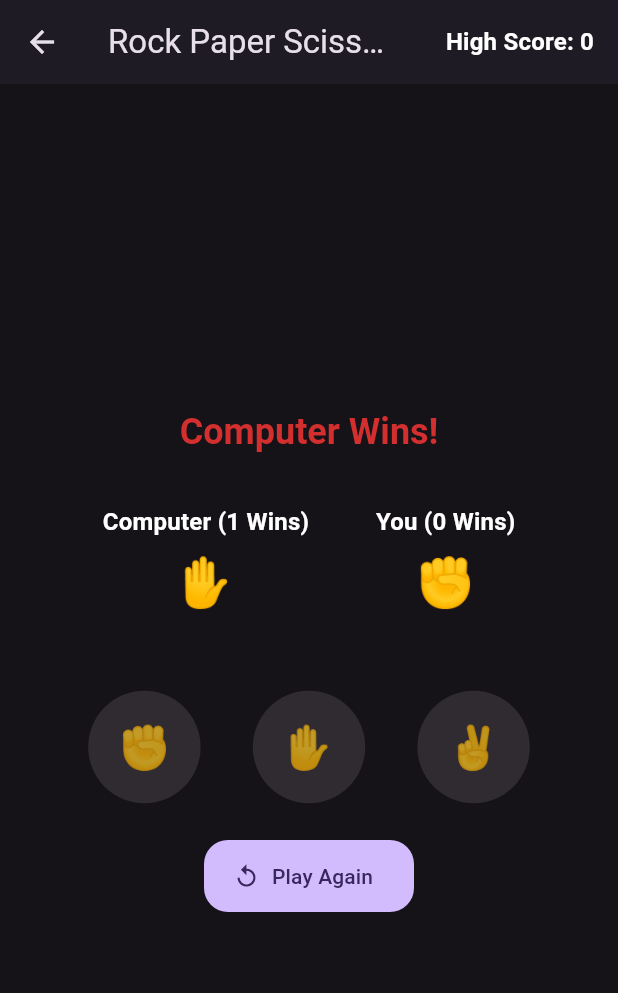
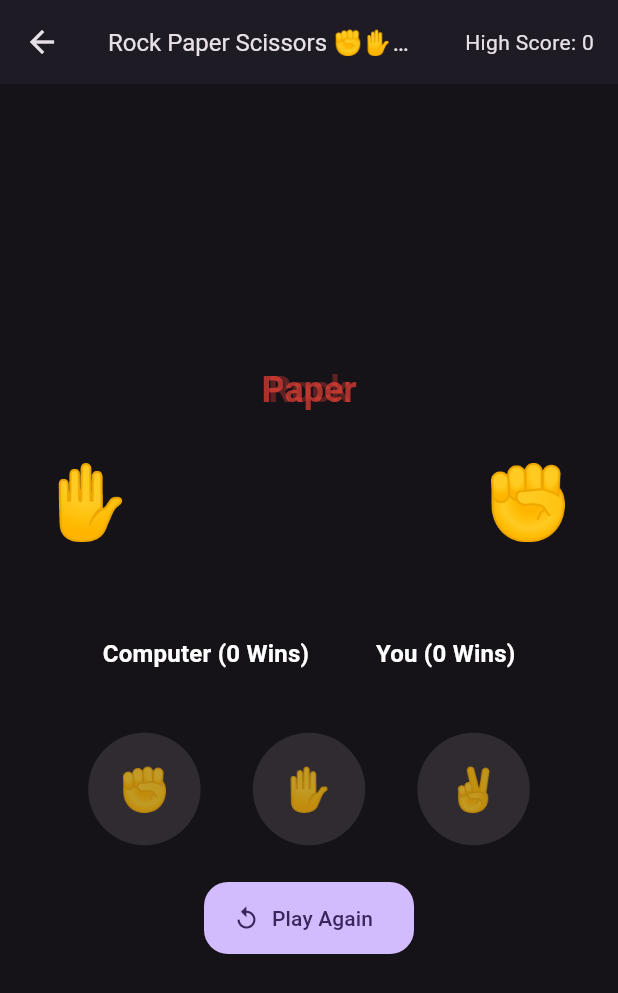
Before and after one commit to Anikshakya/Mini-Games, a Flutter app: the RockPaperScissorsScreen screen opened directly, after a tap on an icon or button, on a phone screen of 412 x 824 dp. Shown: the top 993 px of the screen. Run offline on Flutter 3.47's test engine with Material 3 defaults, Android fonts, the light colour scheme and no system bars; our stand-ins replace confetti, get, get_storage, google_fonts, shared_preferences; accounts and stored records are empty.

Commit message:
Managed - Rock Paper Sissiorsa result and animation

```diff
--- a/lib/src/view/games/rock_paper_scissors.dart
+++ b/lib/src/view/games/rock_paper_scissors.dart
@@ -1,3 +1,4 @@
+import 'dart:async';
 import 'dart:math';
 import 'package:flutter/material.dart';
 import 'package:shared_preferences/shared_preferences.dart';
@@ -9,19 +10,62 @@ class RockPaperScissorsScreen extends StatefulWidget {
   State<RockPaperScissorsScreen> createState() => _RockPaperScissorsScreenState();
 }
 
-class _RockPaperScissorsScreenState extends State<RockPaperScissorsScreen> {
+class _RockPaperScissorsScreenState extends State<RockPaperScissorsScreen>
+    with SingleTickerProviderStateMixin {
   String playerChoice = '';
   String computerChoice = '';
   String result = '';
+  String readyMessage = '';
   final List<String> options = ['✊', '✋', '✌️'];
   int playerWins = 0;
   int computerWins = 0;
   int highScore = 0;
 
+  late AnimationController _controller;
+  late Animation<double> _animation;
+
+  bool showResult = false;
+  Timer? _readyTimer;
+
   @override
   void initState() {
     super.initState();
     _loadHighScore();
+
+    _controller = AnimationController(
+      vsync: this,
+      duration: const Duration(milliseconds: 600),
+    );
+
+    _animation = Tween<double>(begin: 0, end: 1).animate(
+      CurvedAnimation(parent: _controller, curve: Curves.easeInOutBack),
+    );
+
+    _controller.addStatusListener((status) {
+      if (status == AnimationStatus.completed) {
+        Future.delayed(const Duration(milliseconds: 300), () {
+          setState(() {
+            showResult = true;
+          });
+          if (result.contains('You Win')) {
+            playerWins++;
+            if (playerWins > highScore) {
+              highScore = playerWins;
+              _saveHighScore();
+            }
+          } else if (result.contains('Computer Wins')) {
+            computerWins++;
+          }
+        });
+      }
+    });
+  }
+
+  @override
+  void dispose() {
+    _controller.dispose();
+    _readyTimer?.cancel();
+    super.dispose();
   }
 
   Future<void> _loadHighScore() async {
@@ -39,39 +83,54 @@ class _RockPaperScissorsScreenState extends State<RockPaperScissorsScreen> {
   void playGame(String choice) {
     if (playerChoice.isNotEmpty) return;
 
+    _readyTimer?.cancel();
+
+    final computer = options[Random().nextInt(options.length)];
     setState(() {
       playerChoice = choice;
-      computerChoice = options[Random().nextInt(options.length)];
-      result = determineWinner(playerChoice, computerChoice);
+      computerChoice = computer;
+      result = determineWinner(choice, computer);
+      showResult = false;
+      readyMessage = '';
+    });
 
-      if (result == 'You Win! 🎉🎊') {
-        playerWins++;
-        if (playerWins > highScore) {
-          highScore = playerWins;
-          _saveHighScore();
-        }
-      } else if (result == 'Computer Wins!') {
-        computerWins++;
+    List<String> readyWords = ["Rock", "Paper", "Sissors", "Shoot!!"];
+    int index = 0;
+    _readyTimer = Timer.periodic(const Duration(milliseconds: 500), (timer) {
+      if (index < readyWords.length) {
+        setState(() {
+          readyMessage = readyWords[index];
+        });
+        index++;
+      } else {
+        timer.cancel();
+        setState(() {
+          readyMessage = '';
+        });
+        _controller.forward(from: 0);
       }
     });
   }
 
   String determineWinner(String player, String computer) {
-    if (player == computer) return 'Draw!';
+    if (player == computer) return 'Draw! 🤝';
 
     if ((player == '✊' && computer == '✌️') ||
         (player == '✋' && computer == '✊') ||
         (player == '✌️' && computer == '✋')) {
       return 'You Win! 🎉🎊';
     }
-    return 'Computer Wins!';
+    return 'Computer Wins! 💻👑';
   }
 
   void resetGame() {
+    _readyTimer?.cancel();
     setState(() {
       playerChoice = '';
       computerChoice = '';
       result = '';
+      readyMessage = '';
+      showResult = false;
     });
   }
 
@@ -79,29 +138,21 @@ class _RockPaperScissorsScreenState extends State<RockPaperScissorsScreen> {
   Widget build(BuildContext context) {
     final theme = Theme.of(context);
     final textColor = theme.colorScheme.onSurface;
-    final winColor = Colors.green[700];
-    final loseColor = Colors.red[700];
-    final drawColor = Colors.blue[700];
 
     Color getResultColor() {
-      if (result.contains('Win') && !result.contains('Computer')) return winColor ?? Colors.green;
-      if (result.contains('Draw')) return drawColor ?? Colors.blue;
-      if (result.contains('Computer Wins')) return loseColor ?? Colors.red;
+      if (result.contains('You Win')) return Colors.green;
+      if (result.contains('Draw')) return Colors.blue;
+      if (result.contains('Computer Wins')) return Colors.red;
       return textColor;
     }
 
     return Scaffold(
       appBar: AppBar(
-        title: const Text("Rock Paper Scissors ✊✋✌️"),
+        title: const Text("Rock Paper Scissors ✊✋✌️", style: TextStyle(fontSize: 16),),
         actions: [
           Padding(
             padding: const EdgeInsets.symmetric(horizontal: 16),
-            child: Center(
-              child: Text(
-                'High Score: $highScore',
-                style: theme.textTheme.titleMedium?.copyWith(fontWeight: FontWeight.w600),
-              ),
-            ),
+            child: Center(child: Text('High Score: $highScore')),
           ),
         ],
       ),
@@ -110,38 +161,96 @@ class _RockPaperScissorsScreenState extends State<RockPaperScissorsScreen> {
         child: Column(
           mainAxisAlignment: MainAxisAlignment.center,
           children: [
-            // Result message
             AnimatedSwitcher(
-              duration: const Duration(milliseconds: 400),
-              transitionBuilder: (child, animation) => ScaleTransition(scale: animation, child: child),
+              duration: const Duration(milliseconds: 300),
               child: Text(
-                result.isNotEmpty ? result : 'Make your move!',
-                key: ValueKey<String>(result),
+                readyMessage.isNotEmpty
+                    ? readyMessage
+                    : (showResult ? result : 'Get Ready...'),
+                key: ValueKey<String>(readyMessage + result + showResult.toString()),
                 style: theme.textTheme.headlineSmall?.copyWith(
                   color: getResultColor(),
                   fontWeight: FontWeight.bold,
                 ),
               ),
             ),
-            const SizedBox(height: 32),
-
-            // Choices display
+            const SizedBox(height: 24),
+            SizedBox(
+              height: 100,
+              child: Stack(
+                alignment: Alignment.center,
+                children: [
+                  if (playerChoice.isNotEmpty && computerChoice.isNotEmpty)
+                    AnimatedBuilder(
+                      animation: _animation,
+                      builder: (context, _) {
+                        double slide = (1 - _animation.value) * 100;
+                        if (!_controller.isCompleted) {
+                          // During animation - show both moving toward center
+                          return Stack(
+                            children: [
+                              Positioned(
+                                left: MediaQuery.of(context).size.width / 2 - 100 - slide,
+                                child: Text(
+                                  computerChoice,
+                                  style: const TextStyle(fontSize: 48),
+                                ),
+                              ),
+                              Positioned(
+                                right: MediaQuery.of(context).size.width / 2 - 100 - slide,
+                                child: Text(
+                                  playerChoice,
+                                  style: const TextStyle(fontSize: 48),
+                                ),
+                              ),
+                            ],
+                          );
+                        } else if (showResult) {
+                          // After animation completes and we show the result
+                          final isDraw = result == 'Draw! 🤝';
+                          if (isDraw) {
+                            return Row(
+                              mainAxisAlignment: MainAxisAlignment.center,
+                              children: [
+                                Text(computerChoice, style: const TextStyle(fontSize: 48)),
+                                const SizedBox(width: 24),
+                                Text(playerChoice, style: const TextStyle(fontSize: 48)),
+                              ],
+                            );
+                          } else {
+                            String winnerEmoji = result.contains('You Win') ? playerChoice : computerChoice;
+                            return Text(winnerEmoji, style: const TextStyle(fontSize: 64));
+                          }
+                        } else {
+                          return const SizedBox();
+                        }
+                      },
+                    ),
+                ],
+              ),
+            ),
+            const SizedBox(height: 24),
             Row(
               mainAxisAlignment: MainAxisAlignment.spaceEvenly,
               children: [
-                _ChoiceDisplay(label: 'Computer ($computerWins Wins)', choice: computerChoice, color: textColor),
-                _ChoiceDisplay(label: 'You ($playerWins Wins)', choice: playerChoice, color: textColor),
+                _ChoiceDisplay(
+                  label: 'Computer ($computerWins Wins)',
+                  choice: computerChoice,
+                  color: textColor,
+                ),
+                _ChoiceDisplay(
+                  label: 'You ($playerWins Wins)',
+                  choice: playerChoice,
+                  color: textColor,
+                ),
               ],
             ),
-            const SizedBox(height: 52),
-
-            // Buttons for choices
+            const SizedBox(height: 40),
             Row(
               mainAxisAlignment: MainAxisAlignment.spaceEvenly,
               children: options.map((option) {
-                final isDisabled = playerChoice.isNotEmpty;
                 return ElevatedButton(
-                  onPressed: isDisabled ? null : () => playGame(option),
+                  onPressed: playerChoice.isEmpty ? () => playGame(option) : null,
                   style: ElevatedButton.styleFrom(
                     shape: const CircleBorder(),
                     padding: const EdgeInsets.all(20),
@@ -154,10 +263,7 @@ class _RockPaperScissorsScreenState extends State<RockPaperScissorsScreen> {
                 );
               }).toList(),
             ),
-
             const SizedBox(height: 24),
-
-            // Play Again Button (animated but doesn't shift layout)
             Visibility(
               visible: playerChoice.isNotEmpty,
               maintainSize: true,
@@ -172,7 +278,9 @@ class _RockPaperScissorsScreenState extends State<RockPaperScissorsScreen> {
                   onPressed: resetGame,
                   style: FilledButton.styleFrom(
                     minimumSize: const Size(140, 48),
-                    shape: RoundedRectangleBorder(borderRadius: BorderRadius.circular(16)),
+                    shape: RoundedRectangleBorder(
+                      borderRadius: BorderRadius.circular(16),
+                    ),
                   ),
                 ),
               ),
@@ -201,12 +309,10 @@ class _ChoiceDisplay extends StatelessWidget {
       children: [
         Text(
           label,
-          style: Theme.of(context).textTheme.titleMedium?.copyWith(fontWeight: FontWeight.w600),
-        ),
-        const SizedBox(height: 8),
-        Text(
-          choice.isNotEmpty ? choice : '❓',
-          style: Theme.of(context).textTheme.headlineLarge?.copyWith(color: color),
+          style: Theme.of(context)
+              .textTheme
+              .titleMedium
+              ?.copyWith(fontWeight: FontWeight.w600),
         ),
       ],
     );
```
